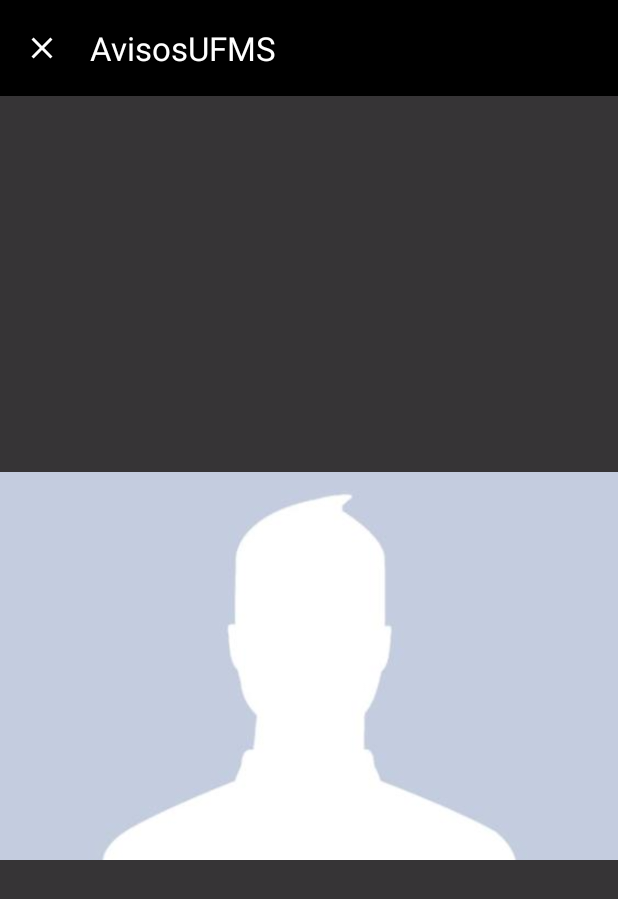
After one commit to GabrielPortari/AvisosUFMS, an Android app: the VisualizarFotoActivity screen opened directly, with no data from a screen before it, on a phone screen of 412 x 824 dp. The commit adds this screen. Shown: the top 899 px of the screen. Run offline under Robolectric (Android 15) with nearby library versions, the phone set to English and light mode, and no system bars; our stand-ins replace CircleImageView.

Commit message:
adicionado activity para visualizar imagem de perfil de usuario que publicou aviso

```diff
--- a/app/src/main/AndroidManifest.xml
+++ b/app/src/main/AndroidManifest.xml
@@ -15,6 +15,9 @@
         android:supportsRtl="true"
         android:theme="@style/Theme.AvisosUFMS"
         tools:targetApi="31">
+        <activity
+            android:name=".activity.VisualizarFotoActivity"
+            android:exported="false" />
         <activity
             android:name=".activity.ConfiguracoesActivity"
             android:exported="false" />
--- /dev/null
+++ b/app/src/main/java/com/example/avisosufms/activity/VisualizarFotoActivity.java
@@ -0,0 +1,56 @@
+package com.example.avisosufms.activity;
+
+import androidx.appcompat.app.AppCompatActivity;
+import androidx.appcompat.widget.Toolbar;
+import androidx.core.content.ContextCompat;
+
+import android.graphics.Color;
+import android.graphics.drawable.ColorDrawable;
+import android.net.Uri;
+import android.os.Bundle;
+import android.widget.ImageView;
+
+import com.bumptech.glide.Glide;
+import com.example.avisosufms.R;
+import com.example.avisosufms.model.Usuario;
+
+import de.hdodenhof.circleimageview.CircleImageView;
+
+public class VisualizarFotoActivity extends AppCompatActivity {
+    private Usuario usuarioPostagem;
+    private Toolbar toolbar;
+    private ImageView imagePerfil;
+    @Override
+    protected void onCreate(Bundle savedInstanceState) {
+        super.onCreate(savedInstanceState);
+        setContentView(R.layout.activity_visualizar_foto);
+        configuracoesIniciais();
+
+        Bundle bundle = getIntent().getExtras();
+        if(bundle != null){
+            usuarioPostagem = (Usuario) bundle.getSerializable("usuarioPostagem");
+            toolbar.setTitle(usuarioPostagem.getNome());
+
+            if(!usuarioPostagem.getFoto().isEmpty()){
+                Uri url = Uri.parse(usuarioPostagem.getFoto());
+                Glide.with(VisualizarFotoActivity.this).load(url).into(imagePerfil);
+            }
+        }
+    }
+
+    private void configuracoesIniciais(){
+        imagePerfil = findViewById(R.id.imagePerfilVisualizar);
+        toolbar = findViewById(R.id.toolbar);
+
+        setSupportActionBar(toolbar);
+        toolbar.setBackgroundColor(Color.parseColor("#000000"));
+        getSupportActionBar().setDisplayHomeAsUpEnabled(true);
+        getSupportActionBar().setHomeAsUpIndicator(R.drawable.baseline_close_24);
+
+    }
+    @Override
+    public boolean onSupportNavigateUp() {
+        finish();
+        return false;
+    }
+}
--- /dev/null
+++ b/app/src/main/res/layout/activity_visualizar_foto.xml
@@ -0,0 +1,29 @@
+<?xml version="1.0" encoding="utf-8"?>
+<androidx.constraintlayout.widget.ConstraintLayout xmlns:android="http://schemas.android.com/apk/res/android"
+    xmlns:app="http://schemas.android.com/apk/res-auto"
+    xmlns:tools="http://schemas.android.com/tools"
+    android:layout_width="match_parent"
+    android:layout_height="match_parent"
+    android:background="@color/black_transparent"
+    tools:context=".activity.VisualizarFotoActivity">
+
+    <ImageView
+        android:id="@+id/imagePerfilVisualizar"
+        android:layout_width="0dp"
+        android:layout_height="wrap_content"
+        android:scaleType="fitCenter"
+        app:layout_constraintBottom_toBottomOf="parent"
+        app:layout_constraintEnd_toEndOf="parent"
+        app:layout_constraintStart_toStartOf="parent"
+        app:layout_constraintTop_toBottomOf="@+id/include7"
+        app:srcCompat="@drawable/perfil_padrao" />
+
+    <include
+        android:id="@+id/include7"
+        layout="@layout/toolbar"
+        android:layout_width="0dp"
+        android:layout_height="wrap_content"
+        app:layout_constraintEnd_toEndOf="parent"
+        app:layout_constraintStart_toStartOf="parent"
+        app:layout_constraintTop_toTopOf="parent" />
+</androidx.constraintlayout.widget.ConstraintLayout>
--- a/app/src/main/res/values/colors.xml
+++ b/app/src/main/res/values/colors.xml
@@ -1,6 +1,7 @@
 <?xml version="1.0" encoding="utf-8"?>
 <resources>
     <color name="black">#FF000000</color>
+    <color name="black_transparent">#C9000000</color>
     <color name="dark_gray">#FF696969</color>
     <color name="white">#FFFFFFFF</color>
 
```
Also changed, not shown: app/src/main/java/com/example/avisosufms/activity/BuscaActivity.java (+33 -20 lines), app/src/main/java/com/example/avisosufms/activity/VisualizarPostagemActivity.java (+14 -0 lines).
